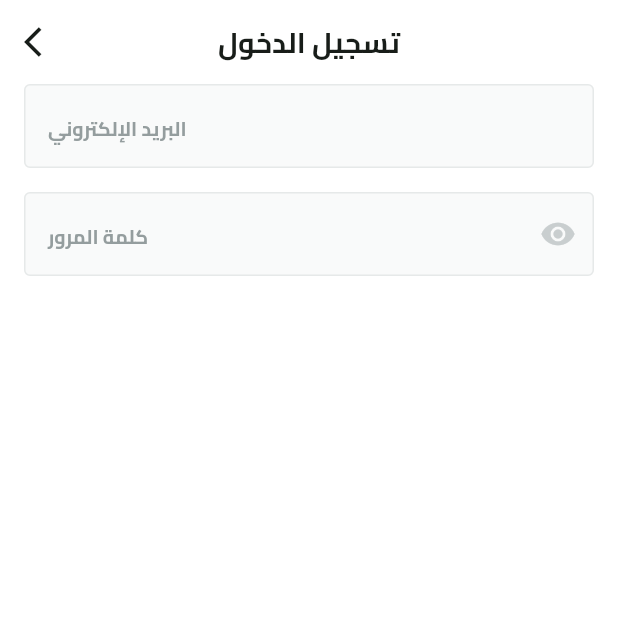
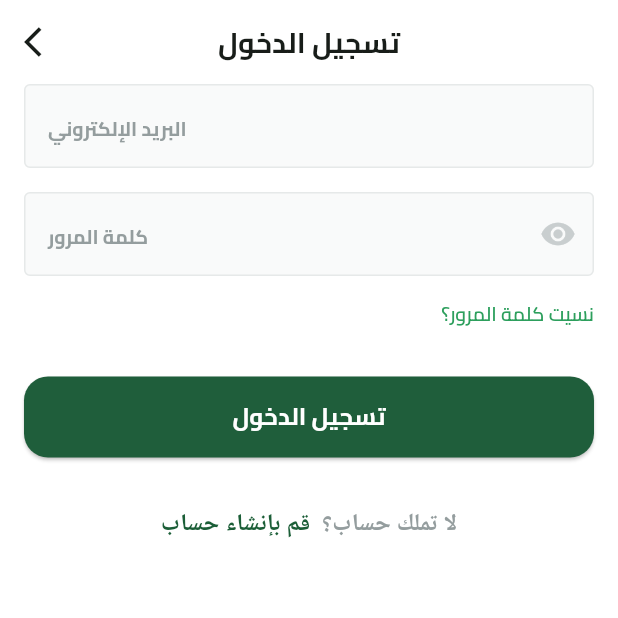
Before and after one commit to yousefmohamed35/Fruits, a Flutter app: the screen it shows after launch, after a tap on "تخط", on a phone screen of 412 x 824 dp, the top half of it. Run offline on Flutter 3.47's test engine with Material 3 defaults, Android fonts, the phone set to English and light mode, and no system bars; our stand-ins replace animate_do, dots_indicator, get_it, go_router, shared_preferences; missing offline and left inert: svg_flutter.

Commit message:
Refactor CustomButton and LoginViewBody to enhance styling and add password recovery text

```diff
--- a/lib/core/widgets/custom_button.dart
+++ b/lib/core/widgets/custom_button.dart
@@ -1,5 +1,6 @@
 import 'package:flutter/material.dart';
 import 'package:fruiteapp/core/utils/app_colors.dart';
+import 'package:fruiteapp/core/utils/app_text_styles.dart';
 
 class CustomButton extends StatelessWidget {
   const CustomButton({super.key, this.onPressed, required this.title});
@@ -14,7 +15,10 @@ class CustomButton extends StatelessWidget {
         shape: RoundedRectangleBorder(borderRadius: BorderRadius.circular(16)),
       ),
       onPressed: onPressed,
-      child: Text(title, style: const TextStyle(color: Colors.white)),
+      child: Text(
+        title,
+        style: TextStyles.bold16.copyWith(color: Colors.white),
+      ),
     );
   }
 }
--- a/lib/features/Auth/presentation/views/widgets/login_view_body.dart
+++ b/lib/features/Auth/presentation/views/widgets/login_view_body.dart
@@ -1,5 +1,9 @@
 import 'package:flutter/material.dart';
+import 'package:fruiteapp/core/utils/app_colors.dart';
+import 'package:fruiteapp/core/utils/app_text_styles.dart';
 import 'package:fruiteapp/core/widgets/custom_text_form_field.dart';
+
+import '../../../../../core/widgets/custom_button.dart';
 
 class LoginViewBody extends StatelessWidget {
   const LoginViewBody({super.key});
@@ -27,6 +31,39 @@ class LoginViewBody extends StatelessWidget {
                 ),
               ),
             ),
+            const SizedBox(height: 16),
+            Row(
+              mainAxisAlignment: MainAxisAlignment.end,
+              children: [
+                Text(
+                  'نسيت كلمة المرور؟',
+                  style: TextStyles.semiBold13.copyWith(
+                    color: AppColors.lightPrimaryColor,
+                  ),
+                ),
+              ],
+            ),
+            const SizedBox(height: 32),
+            CustomButton(title: 'تسجيل الدخول', onPressed: () {}),
+            const SizedBox(height: 32),
+            Text.rich(
+              TextSpan(
+                children: [
+                  TextSpan(
+                    text: 'لا تملك حساب؟ ',
+                    style: TextStyles.semiBold16.copyWith(
+                      color: const Color(0xff949D9E),
+                    ),
+                  ),
+                  TextSpan(
+                    text: ' قم بإنشاء حساب',
+                    style: TextStyles.semiBold16.copyWith(
+                      color: Color(0xff1B5E37),
+                    ),
+                  ),
+                ],
+              ),
+            ),
           ],
         ),
       ),
```
